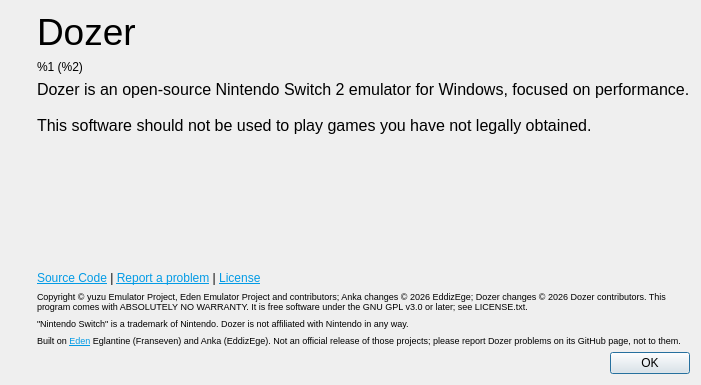
Qt form src/yuzu/aboutdialog.ui (Mvii7/Anka) before a commit.
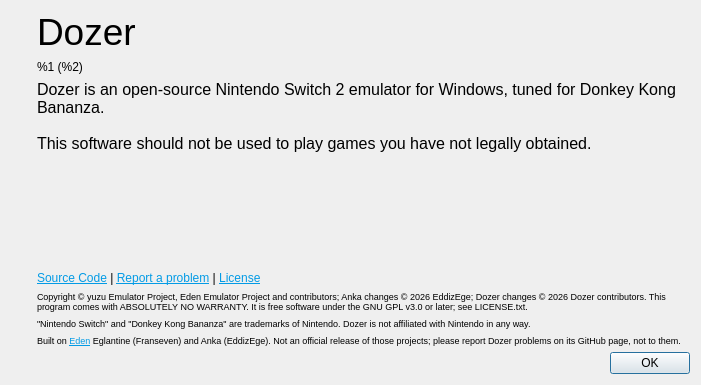
The same form after that commit. Icons and pictures are not drawn.

Commit message:
Tagline: tuned for Donkey Kong Bananza
Replaces 'focused on performance' in the readmes and the About box, and names
the game in the About box's trademark line.

Claude-Session: https://claude.ai/code/session_01RQ9rc1hfSEthHHxz8t5dGm

```diff
--- a/src/yuzu/aboutdialog.ui
+++ b/src/yuzu/aboutdialog.ui
@@ -102,7 +102,7 @@
 li.unchecked::marker { content: &quot;\2610&quot;; }
 li.checked::marker { content: &quot;\2612&quot;; }
 &lt;/style&gt;&lt;/head&gt;&lt;body style=&quot; font-family:'Noto Sans'; font-size:9pt; font-weight:400; font-style:normal;&quot;&gt;
-&lt;p style=&quot; margin-top:0px; margin-bottom:0px; margin-left:0px; margin-right:0px; -qt-block-indent:0; text-indent:0px;&quot;&gt;&lt;span style=&quot; font-family:'MS Shell Dlg 2'; font-size:12pt;&quot;&gt;Dozer is an open-source Nintendo Switch 2 emulator for Windows, focused on performance. &lt;br /&gt;&lt;br /&gt;This software should not be used to play games you have not legally obtained.&lt;/span&gt;&lt;/p&gt;&lt;/body&gt;&lt;/html&gt;</string>
+&lt;p style=&quot; margin-top:0px; margin-bottom:0px; margin-left:0px; margin-right:0px; -qt-block-indent:0; text-indent:0px;&quot;&gt;&lt;span style=&quot; font-family:'MS Shell Dlg 2'; font-size:12pt;&quot;&gt;Dozer is an open-source Nintendo Switch 2 emulator for Windows, tuned for Donkey Kong Bananza. &lt;br /&gt;&lt;br /&gt;This software should not be used to play games you have not legally obtained.&lt;/span&gt;&lt;/p&gt;&lt;/body&gt;&lt;/html&gt;</string>
          </property>
          <property name="alignment">
           <set>Qt::AlignmentFlag::AlignLeading|Qt::AlignmentFlag::AlignLeft|Qt::AlignmentFlag::AlignVCenter</set>
@@ -154,7 +154,7 @@
           </sizepolicy>
          </property>
          <property name="text">
-          <string>&lt;html&gt;&lt;head/&gt;&lt;body&gt;&lt;p&gt;&lt;span style=&quot; font-size:7pt;&quot;&gt;&quot;Nintendo Switch&quot; is a trademark of Nintendo. Dozer is not affiliated with Nintendo in any way.&lt;/span&gt;&lt;/p&gt;&lt;/body&gt;&lt;/html&gt;</string>
+          <string>&lt;html&gt;&lt;head/&gt;&lt;body&gt;&lt;p&gt;&lt;span style=&quot; font-size:7pt;&quot;&gt;&quot;Nintendo Switch&quot; and &quot;Donkey Kong Bananza&quot; are trademarks of Nintendo. Dozer is not affiliated with Nintendo in any way.&lt;/span&gt;&lt;/p&gt;&lt;/body&gt;&lt;/html&gt;</string>
          </property>
          <property name="wordWrap">
           <bool>true</bool>
```
The commit also changes 2 other files.
